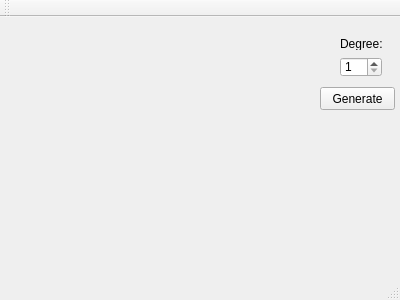
The window that mainwindow.ui (grzegorzsn/AES-generalised-sboxes) describes before a commit, drawn with Qt 5.
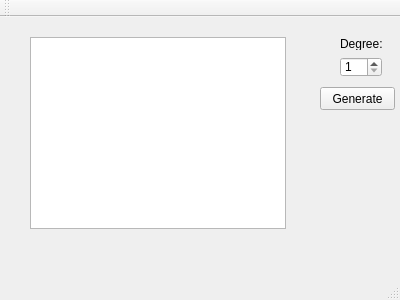
The same window after the commit.

Commit message: Added list view in GUI.

```diff
--- a/mainwindow.ui
+++ b/mainwindow.ui
@@ -56,6 +56,19 @@
      <string>Generate</string>
     </property>
    </widget>
+   <widget class="QListView" name="lstIrrPol">
+    <property name="geometry">
+     <rect>
+      <x>30</x>
+      <y>20</y>
+      <width>256</width>
+      <height>192</height>
+     </rect>
+    </property>
+    <property name="editTriggers">
+     <set>QAbstractItemView::NoEditTriggers</set>
+    </property>
+   </widget>
   </widget>
   <widget class="QMenuBar" name="menuBar">
    <property name="geometry">
```
The commit also changes 4 other files.
